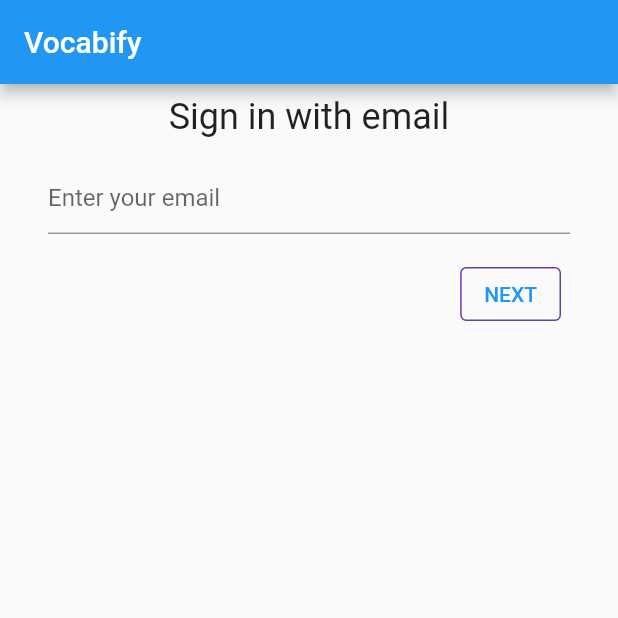
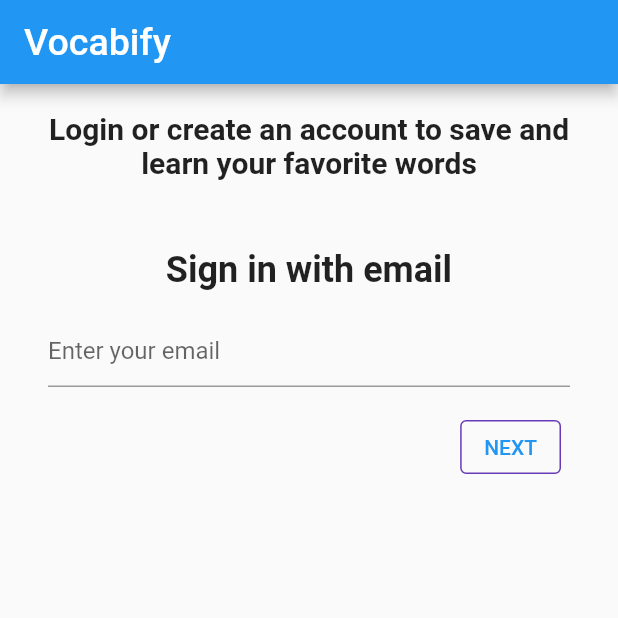
Before and after one commit to abassey/vocabify, a Flutter app: the screen it shows after launch, on a phone screen of 412 x 824 dp, the top half of it. Run offline on Flutter 3.47's test engine with Material 2 defaults, Android fonts, the phone set to English and light mode, and no system bars; our stand-ins replace cloud_firestore, firebase_auth, firebase_core; missing offline and left inert: dart:ffi; accounts and stored records are empty.

Commit message:
UI changes
- remove unused imports
- change UI elements

```diff
--- a/lib/main.dart
+++ b/lib/main.dart
@@ -1,10 +1,6 @@
-import 'package:firebase_core/firebase_core.dart';
 import 'package:flutter/material.dart';
 import 'package:provider/provider.dart';
-import 'package:vocabify/firebase_options.dart';
-import 'providers/app_provider.dart';
 import 'screens/app_navigation.dart';
-import 'package:provider/provider.dart';
 import '../providers/app_provider.dart';
 import './screens/authentication.dart';
 
@@ -31,9 +27,20 @@
         ),
         home: Consumer<AppProvider>(builder: (context, appState, _) => appState.loginState != ApplicationLoginState.loggedIn ?
         Scaffold(
-          appBar: AppBar(title: const Text("Vocabify")),
+          appBar: AppBar(title: const Text("Vocabify", style: TextStyle(fontSize: 25))),
           body: Center(
-          child: Authentication(
+          child: Column(
+            children: [
+              const SizedBox(height: 10),
+              const Padding(
+                padding: EdgeInsets.all(8.0),
+                child: Text('Login or create an account to save and learn your favorite words',
+                  style: TextStyle(fontSize: 20, fontWeight: FontWeight.bold),
+                  textAlign: TextAlign.center,
+                ),
+              ),
+              const SizedBox(height: 20),
+              Authentication(
                 email: appState.email,
                 loginState: appState.loginState,
                 startLoginFlow: appState.startLoginFlow,
@@ -41,7 +48,10 @@
                 signInWithEmailAndPassword: appState.signInWithEmailAndPassword,
                 cancelRegistration: appState.cancelRegistration,
                 registerAccount: appState.registerAccount,
-            signOut: appState.signOut),
+                signOut: appState.signOut
+              ),
+            ],
+          ),
         ))
         : const AppNavigation()
       ),
--- a/lib/providers/app_provider.dart
+++ b/lib/providers/app_provider.dart
@@ -5,7 +5,6 @@
 import 'package:flutter/material.dart';
 import 'package:firebase_auth/firebase_auth.dart';
 import 'package:firebase_core/firebase_core.dart';
-import 'package:provider/provider.dart';
 import 'package:vocabify/data/dictapi.dart';
 import 'package:vocabify/firebase_options.dart';
 import '../screens/authentication.dart';
--- a/lib/screens/account-view.dart
+++ b/lib/screens/account-view.dart
@@ -2,7 +2,6 @@
 import 'dart:math';
 import 'package:provider/provider.dart';
 import '../providers/app_provider.dart';
-import 'authentication.dart';
 
 class AccountView extends StatefulWidget {
   const AccountView({Key? key}) : super(key: key);
@@ -22,12 +21,14 @@
 
     return Scaffold(
         appBar: AppBar(
-          title: Text(appProvider.name != null ? appProvider.name! : "Profile"),
+          title: Text(appProvider.name != null ? appProvider.name! : "Profile", style: const TextStyle(fontSize: 23)),
           actions: [
+            const Center(child:Text('Logout',  style: TextStyle(fontSize: 18))),
             IconButton(
                 onPressed: () =>
                     appProvider.signOut(),
-                icon: const Icon(Icons.logout))
+                icon: const Icon(Icons.logout)
+            )
           ],
         ),
         body: ListView(
--- a/lib/screens/app_navigation.dart
+++ b/lib/screens/app_navigation.dart
@@ -4,9 +4,6 @@
 import 'friends.dart';
 import 'game-view.dart';
 import 'home-screen.dart';
-import 'authentication.dart';
-import 'package:provider/provider.dart';
-import '../providers/app_provider.dart';
 
 
 class AppNavigation extends StatefulWidget {
--- a/lib/screens/authentication.dart
+++ b/lib/screens/authentication.dart
@@ -1,7 +1,4 @@
 import 'package:flutter/material.dart';
-import 'package:provider/provider.dart';
-
-import '../providers/app_provider.dart';
 import '../widgets.dart';
 
 enum ApplicationLoginState {
@@ -167,6 +164,7 @@
   Widget build(BuildContext context) {
     return Column(
       children: [
+        const SizedBox(height: 10),
         const Header('Sign in with email'),
         Padding(
           padding: const EdgeInsets.all(8.0),
--- a/lib/screens/friends.dart
+++ b/lib/screens/friends.dart
@@ -37,7 +37,7 @@
         children: [
           _isEditMode
               ? const TextBoxSearch()
-              : const Text("Friends", textAlign: TextAlign.start),
+              : const Text("Friends", textAlign: TextAlign.start, style: TextStyle(fontSize: 23)),
         ],
         mainAxisSize: MainAxisSize.min,
       ),
--- a/lib/screens/home-screen.dart
+++ b/lib/screens/home-screen.dart
@@ -3,7 +3,6 @@
 import 'package:vocabify/data/vault.dart';
 import 'package:provider/provider.dart';
 import '../providers/app_provider.dart';
-import 'authentication.dart';
 
 class HomeScreen extends StatefulWidget {
   const HomeScreen({Key? key}) : super(key: key);
@@ -72,7 +71,7 @@
         appBar: AppBar(
           title: const Text(
             "Vocabify",
-            style: TextStyle(fontSize: 30),
+            style: TextStyle(fontSize: 23),
           ),
         ),
         body: Center(
--- a/lib/widgets.dart
+++ b/lib/widgets.dart
@@ -9,7 +9,7 @@
         padding: const EdgeInsets.all(8.0),
         child: Text(
           heading,
-          style: const TextStyle(fontSize: 24),
+          style: const TextStyle(fontSize: 24, fontWeight: FontWeight.bold),
         ),
       );
 }
```
Lines whose indentation alone changed are shown as unchanged.
